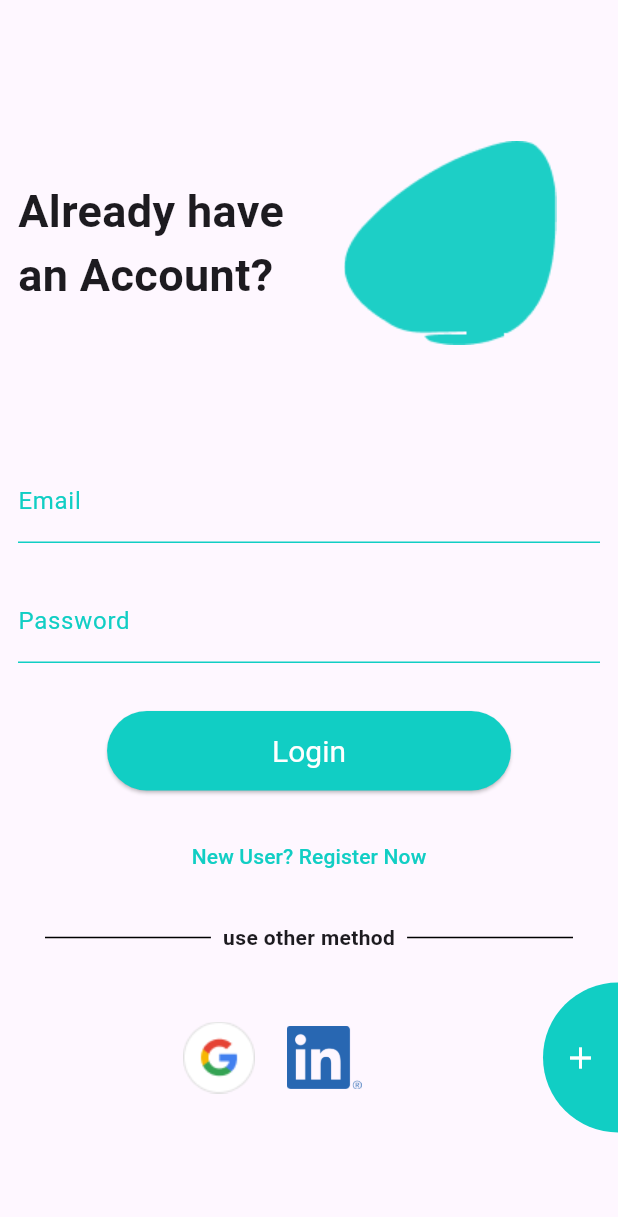
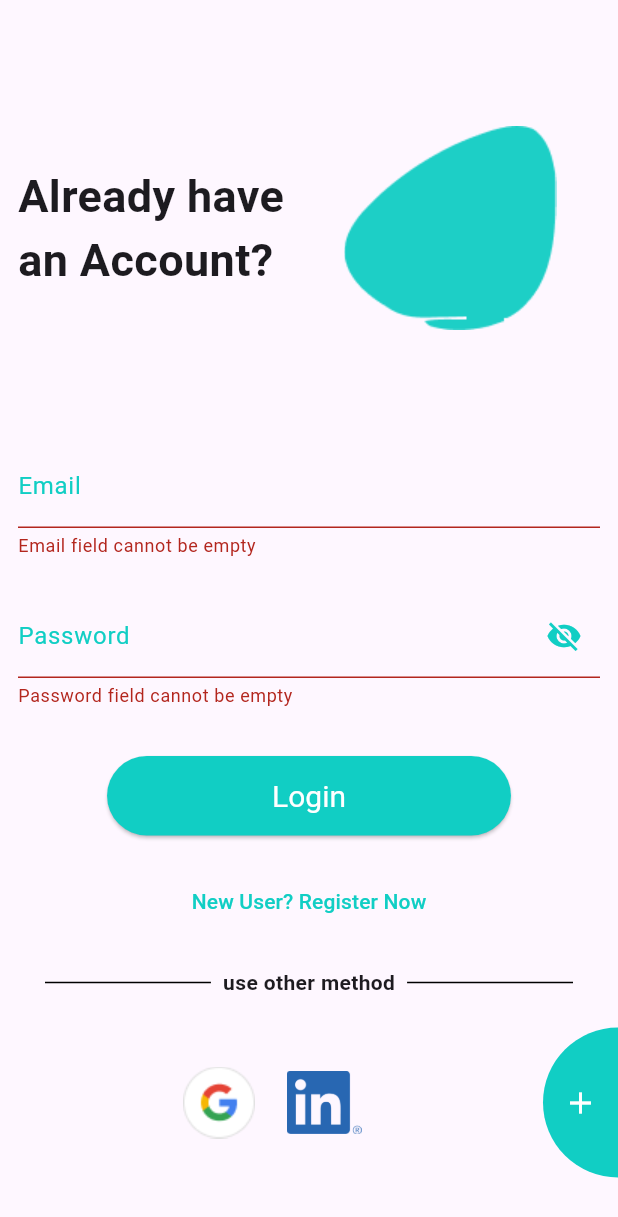
Before and after one commit to codexharoon/AuthDesignInFlutter, a Flutter app: the screen it shows after launch, after a tap on "Login", on a phone screen of 412 x 824 dp. Shown: the top 1217 px of the screen. Run offline on Flutter 3.47's test engine with Material 3 defaults, Android fonts, the phone set to English and light mode, and no system bars; our stand-ins replace cloud_firestore, firebase_auth, firebase_core; accounts and stored records are empty.

Commit message:
completed login functionality

```diff
--- a/lib/auth/login_page.dart
+++ b/lib/auth/login_page.dart
@@ -1,4 +1,6 @@
+import 'package:firebase_auth/firebase_auth.dart';
 import 'package:flutter/material.dart';
+import 'package:law_app/Home/home_page.dart';
 import 'package:law_app/auth/signup_page.dart';
 
 class LoginPage extends StatefulWidget {
@@ -9,6 +11,67 @@ class LoginPage extends StatefulWidget {
 }
 
 class _LoginPageState extends State<LoginPage> {
+  final TextEditingController _emailController = TextEditingController();
+  final TextEditingController _passwordController = TextEditingController();
+
+  bool loading = false;
+  bool _isPasswordVisible = false;
+
+  final GlobalKey<FormState> _formKey = GlobalKey<FormState>();
+
+  bool validateAndSave() {
+    final form = _formKey.currentState;
+    if (form?.validate() ?? false) {
+      form?.save();
+      return true;
+    }
+    return false;
+  }
+
+  Future<void> loginWithEmailPassword() async {
+    if (validateAndSave()) {
+      setState(() {
+        loading = true;
+      });
+      try {
+        await FirebaseAuth.instance.signInWithEmailAndPassword(
+          email: _emailController.text,
+          password: _passwordController.text,
+        );
+
+        // Navigate to next screen or show success message
+        ScaffoldMessenger.of(context).showSnackBar(
+          SnackBar(content: Text('Login Successful!, Welcome')),
+        );
+
+        Navigator.pushReplacement(
+            context, MaterialPageRoute(builder: (context) => const HomePage()));
+      } on FirebaseAuthException catch (e) {
+        String errorMessage = 'An error occurred. Please try again.';
+        if (e.code == 'user-not-found') {
+          errorMessage = 'No user found for that email.';
+        } else if (e.code == 'wrong-password') {
+          errorMessage = 'Wrong password provided for that user.';
+        }
+
+        ScaffoldMessenger.of(context).showSnackBar(
+          SnackBar(content: Text(errorMessage), backgroundColor: Colors.red),
+        );
+      } catch (e) {
+        ScaffoldMessenger.of(context).showSnackBar(
+          SnackBar(
+              content: Text(
+                  'An unexpected error occurred. Please check credientials and try again.'),
+              backgroundColor: Colors.red),
+        );
+      } finally {
+        setState(() {
+          loading = false;
+        });
+      }
+    }
+  }
+
   @override
   Widget build(BuildContext context) {
     return Scaffold(
@@ -17,7 +80,7 @@ class _LoginPageState extends State<LoginPage> {
           children: [
             // text + image
             const SizedBox(
-              height: 50,
+              height: 40,
             ),
             Padding(
               padding: const EdgeInsets.all(12),
@@ -46,10 +109,15 @@ class _LoginPageState extends State<LoginPage> {
               height: 20,
             ),
 
-            const Padding(
-              padding: EdgeInsets.all(12),
-              child: TextField(
-                decoration: InputDecoration(
+            Form(
+              key: _formKey,
+              child: Column(
+                children: [
+                  Padding(
+                    padding: const EdgeInsets.all(12),
+                    child: TextFormField(
+                      controller: _emailController,
+                      decoration: const InputDecoration(
                         enabledBorder: UnderlineInputBorder(
                             borderSide: BorderSide(color: Color(0xFF11CEC4))),
                         focusedBorder: UnderlineInputBorder(
@@ -57,20 +125,54 @@ class _LoginPageState extends State<LoginPage> {
                         labelText: 'Email',
                         labelStyle: TextStyle(color: Color(0xFF11CEC4)),
                       ),
+                      validator: (value) {
+                        if (value == null || value.isEmpty) {
+                          return 'Email field cannot be empty';
+                        }
+                        final emailRegex = RegExp(
+                            r'^[a-zA-Z0-9._%-]+@[a-zA-Z0-9.-]+\.[a-zA-Z]{2,4}$');
+                        if (!emailRegex.hasMatch(value)) {
+                          return 'Invalid Email';
+                        }
+                        return null;
+                      },
                     ),
                   ),
-
-            const Padding(
-              padding: EdgeInsets.all(12),
-              child: TextField(
+                  Padding(
+                    padding: const EdgeInsets.all(12),
+                    child: TextFormField(
+                      controller: _passwordController,
+                      obscureText: !_isPasswordVisible,
                       decoration: InputDecoration(
-                  enabledBorder: UnderlineInputBorder(
+                        enabledBorder: const UnderlineInputBorder(
                             borderSide: BorderSide(color: Color(0xFF11CEC4))),
-                  focusedBorder: UnderlineInputBorder(
+                        focusedBorder: const UnderlineInputBorder(
                             borderSide: BorderSide(color: Color(0xFF11CEC4))),
+                        suffixIcon: IconButton(
+                          icon: Icon(
+                            _isPasswordVisible
+                                ? Icons.visibility
+                                : Icons.visibility_off,
+                            color: const Color(0xFF11CEC4),
+                          ),
+                          onPressed: () {
+                            setState(() {
+                              _isPasswordVisible = !_isPasswordVisible;
+                            });
+                          },
+                        ),
                         labelText: 'Password',
-                  labelStyle: TextStyle(color: Color(0xFF11CEC4)),
+                        labelStyle: const TextStyle(color: Color(0xFF11CEC4)),
                       ),
+                      validator: (value) {
+                        if (value == null || value.isEmpty) {
+                          return 'Password field cannot be empty';
+                        }
+                        if (value.length < 8) {
+                          return 'Password length should be greater than 8 characters';
+                        }
+                        return null;
+                      },
                     ),
                   ),
 
@@ -80,17 +182,27 @@ class _LoginPageState extends State<LoginPage> {
                     height: 20,
                   ),
 
-            ElevatedButton(
-              onPressed: () {},
+                  loading
+                      ? const CircularProgressIndicator(
+                          color: Color(0xFF11CEC4))
+                      : ElevatedButton(
+                          onPressed: () {
+                            if (_formKey.currentState?.validate() ?? false) {
+                              loginWithEmailPassword();
+                            }
+                          },
                           style: ElevatedButton.styleFrom(
                             backgroundColor: const Color(0xFF11CEC4),
-                padding:
-                    const EdgeInsets.symmetric(horizontal: 110, vertical: 15),
+                            padding: const EdgeInsets.symmetric(
+                                horizontal: 110, vertical: 15),
                             textStyle: const TextStyle(fontSize: 20),
                           ),
                           child: const Text(
                             'Login',
                             style: TextStyle(color: Colors.white),
+                          ),
+                        ),
+                ],
               ),
             ),
 
--- a/lib/auth/signup_page.dart
+++ b/lib/auth/signup_page.dart
@@ -55,7 +55,7 @@ class _SignupPageState extends State<SignupPage> {
 
         // Navigate to next screen or show success message
         ScaffoldMessenger.of(context).showSnackBar(
-          SnackBar(content: Text('Signup Successful!')),
+          SnackBar(content: Text('Signup Successful!, Login to continue')),
         );
 
         Navigator.of(context).pop();
@@ -233,7 +233,7 @@ class _SignupPageState extends State<SignupPage> {
                             },
                           ),
                           labelText: 'Password',
-                          labelStyle: TextStyle(color: Color(0xFF11CEC4)),
+                          labelStyle: const TextStyle(color: Color(0xFF11CEC4)),
                         ),
                         validator: (value) {
                           if (value == null || value.isEmpty) {
```
Also changed, not shown: lib/Home/home_page.dart (added, +17 -0 lines). Lines whose indentation alone changed are shown as unchanged.
